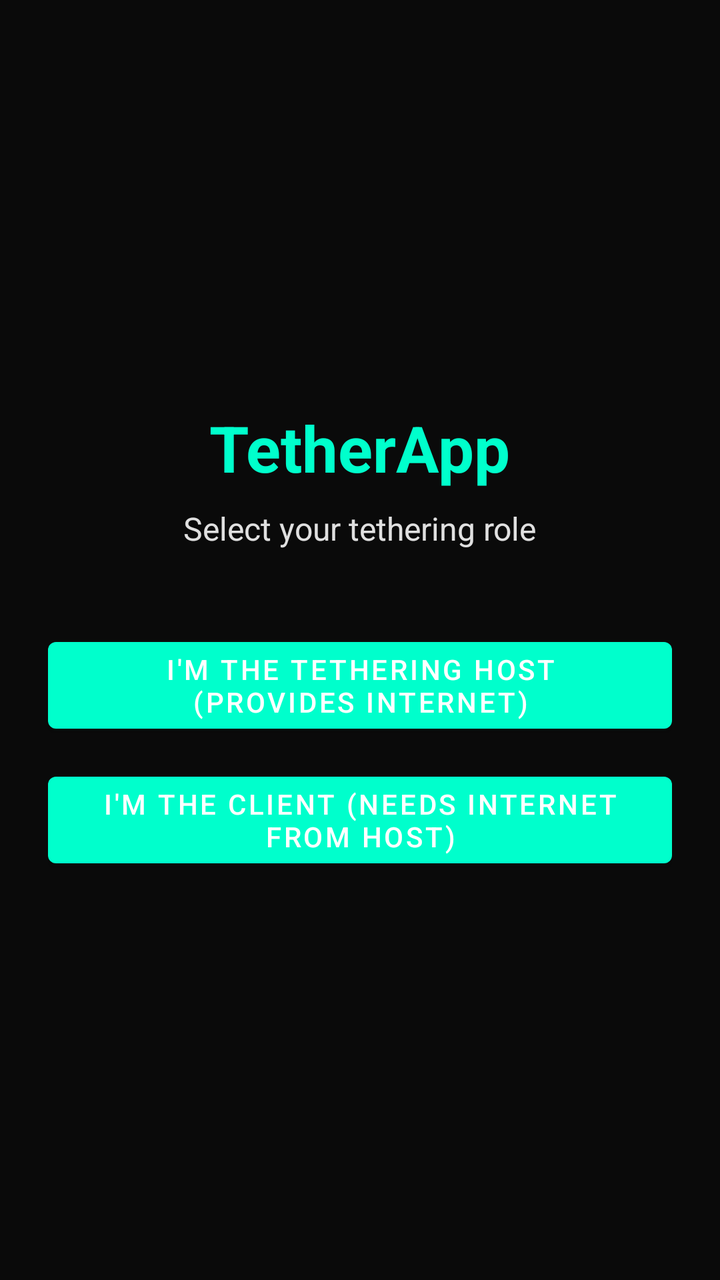
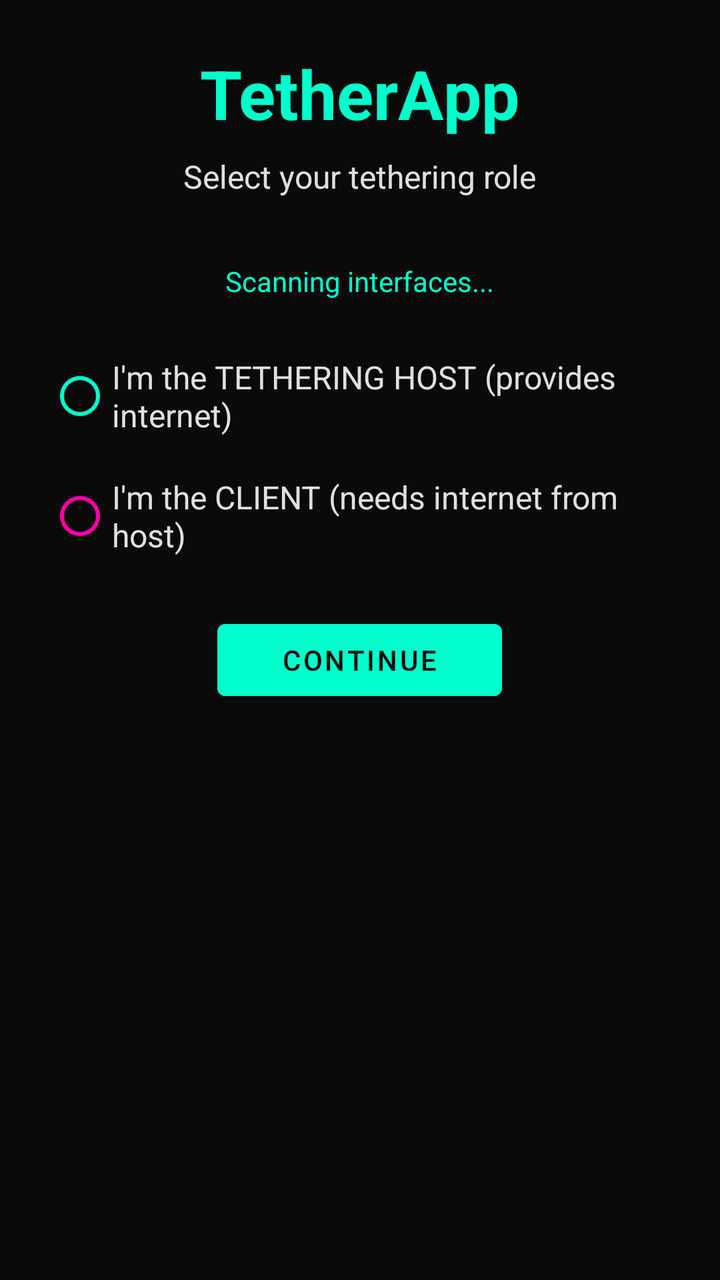

Two renders of the same Android screen: before a commit and after it. Below are the layout's source before the change and the commit's diff.
<!-- AndroidManifest.xml: application theme Theme.TetherApp -->
<!-- res/layout/activity_onboarding.xml -->
<?xml version="1.0" encoding="utf-8"?>
<LinearLayout xmlns:android="http://schemas.android.com/apk/res/android"
    xmlns:app="http://schemas.android.com/apk/res-auto"
    android:layout_width="match_parent"
    android:layout_height="match_parent"
    android:orientation="vertical"
    android:gravity="center"
    android:padding="24dp">

    <TextView
        android:id="@+id/tv_title"
        android:layout_width="wrap_content"
        android:layout_height="wrap_content"
        android:text="TetherApp"
        android:textSize="32sp"
        android:textStyle="bold"
        android:textColor="@color/cyber_primary"
        android:layout_marginBottom="8dp"/>

    <TextView
        android:id="@+id/tv_subtitle"
        android:layout_width="wrap_content"
        android:layout_height="wrap_content"
        android:text="Select your tethering role"
        android:textSize="16sp"
        android:textColor="@color/cyber_text"
        android:layout_marginBottom="40dp"/>

    <Button
        android:id="@+id/btn_host"
        android:layout_width="match_parent"
        android:layout_height="wrap_content"
        android:text="@string/role_host"
        android:layout_marginBottom="12dp"/>

    <Button
        android:id="@+id/btn_client"
        android:layout_width="match_parent"
        android:layout_height="wrap_content"
        android:text="@string/role_client"/>

</LinearLayout>
<!-- resources referenced by this layout -->
<resources>
  <color name="cyber_primary">#00ffcc</color>
  <color name="cyber_text">#e0e0e0</color>
  <string name="role_client">I\'m the CLIENT (needs internet from host)</string>
  <string name="role_host">I\'m the TETHERING HOST (provides internet)</string>
  <style name="Theme.TetherApp" parent="Theme.MaterialComponents.DayNight.NoActionBar">
          <item name="colorPrimary">#00ffcc</item>
          <item name="colorPrimaryDark">#0088aa</item>
          <item name="colorAccent">#ff00aa</item>
          <item name="android:windowBackground">#0a0a0a</item>
      </style>
</resources>

<!-- the commit's change to res/layout/activity_onboarding.xml (unified diff, before → after) -->
@@ -1,42 +1,81 @@
 <?xml version="1.0" encoding="utf-8"?>
-<LinearLayout xmlns:android="http://schemas.android.com/apk/res/android"
+<ScrollView xmlns:android="http://schemas.android.com/apk/res/android"
     xmlns:app="http://schemas.android.com/apk/res-auto"
     android:layout_width="match_parent"
     android:layout_height="match_parent"
-    android:orientation="vertical"
-    android:gravity="center"
     android:padding="24dp">
 
-    <TextView
-        android:id="@+id/tv_title"
-        android:layout_width="wrap_content"
-        android:layout_height="wrap_content"
-        android:text="TetherApp"
-        android:textSize="32sp"
-        android:textStyle="bold"
-        android:textColor="@color/cyber_primary"
-        android:layout_marginBottom="8dp"/>
-
-    <TextView
-        android:id="@+id/tv_subtitle"
-        android:layout_width="wrap_content"
-        android:layout_height="wrap_content"
-        android:text="Select your tethering role"
-        android:textSize="16sp"
-        android:textColor="@color/cyber_text"
-        android:layout_marginBottom="40dp"/>
-
-    <Button
-        android:id="@+id/btn_host"
+    <LinearLayout
         android:layout_width="match_parent"
         android:layout_height="wrap_content"
-        android:text="@string/role_host"
-        android:layout_marginBottom="12dp"/>
+        android:orientation="vertical"
+        android:gravity="center">
 
-    <Button
-        android:id="@+id/btn_client"
-        android:layout_width="match_parent"
-        android:layout_height="wrap_content"
-        android:text="@string/role_client"/>
+        <TextView
+            android:id="@+id/tv_title"
+            android:layout_width="wrap_content"
+            android:layout_height="wrap_content"
+            android:text="TetherApp"
+            android:textSize="34sp"
+            android:textStyle="bold"
+            android:textColor="@color/cyber_primary"
+            android:layout_marginBottom="8dp"/>
 
-</LinearLayout>
+        <TextView
+            android:id="@+id/tv_subtitle"
+            android:layout_width="wrap_content"
+            android:layout_height="wrap_content"
+            android:text="Select your tethering role"
+            android:textSize="16sp"
+            android:textColor="@color/cyber_text"
+            android:layout_marginBottom="32dp"/>
+
+        <TextView
+            android:id="@+id/tv_detection"
+            android:layout_width="wrap_content"
+            android:layout_height="wrap_content"
+            android:text="Scanning interfaces..."
+            android:textSize="14sp"
+            android:textColor="@color/cyber_dark"
+            android:layout_marginBottom="24dp"/>
+
+        <RadioGroup
+            android:id="@+id/role_group"
+            android:layout_width="wrap_content"
+            android:layout_height="wrap_content"
+            android:orientation="vertical">
+
+            <RadioButton
+                android:id="@+id/radio_host"
+                android:layout_width="wrap_content"
+                android:layout_height="wrap_content"
+                android:text="I'm the TETHERING HOST (provides internet)"
+                android:textColor="@color/cyber_text"
+                android:textSize="16sp"
+                android:buttonTint="@color/cyber_primary"
+                android:layout_marginBottom="12dp"/>
+
+            <RadioButton
+                android:id="@+id/radio_client"
+                android:layout_width="wrap_content"
+                android:layout_height="wrap_content"
+                android:text="I'm the CLIENT (needs internet from host)"
+                android:textColor="@color/cyber_text"
+                android:textSize="16sp"
+                android:buttonTint="@color/cyber_accent"
+                android:layout_marginBottom="24dp"/>
+
+        </RadioGroup>
+
+        <Button
+            android:id="@+id/btn_continue"
+            android:layout_width="wrap_content"
+            android:layout_height="wrap_content"
+            android:text="Continue"
+            android:textColor="@color/cyber_bg"
+            android:backgroundTint="@color/cyber_primary"
+            android:paddingStart="32dp"
+            android:paddingEnd="32dp"/>
+
+    </LinearLayout>
+</ScrollView>
<!-- resource entries referenced after the edit -->
@@ -1,9 +1,10 @@
 <!-- resources referenced by this layout -->
 <resources>
+  <color name="cyber_accent">#ff00aa</color>
+  <color name="cyber_bg">#0a0a0a</color>
+  <color name="cyber_dark">#00ffcc</color>
   <color name="cyber_primary">#00ffcc</color>
   <color name="cyber_text">#e0e0e0</color>
-  <string name="role_client">I\'m the CLIENT (needs internet from host)</string>
-  <string name="role_host">I\'m the TETHERING HOST (provides internet)</string>
   <style name="Theme.TetherApp" parent="Theme.MaterialComponents.DayNight.NoActionBar">
           <item name="colorPrimary">#00ffcc</item>
           <item name="colorPrimaryDark">#0088aa</item>
